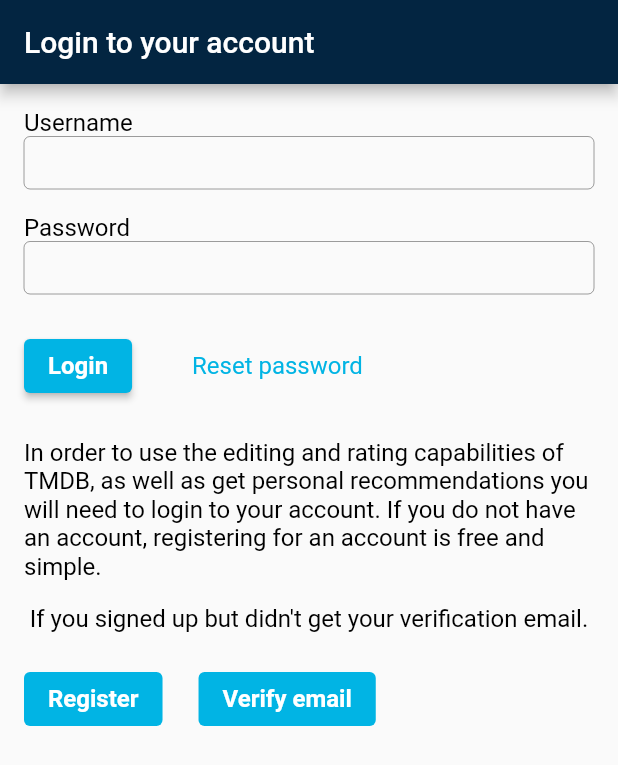
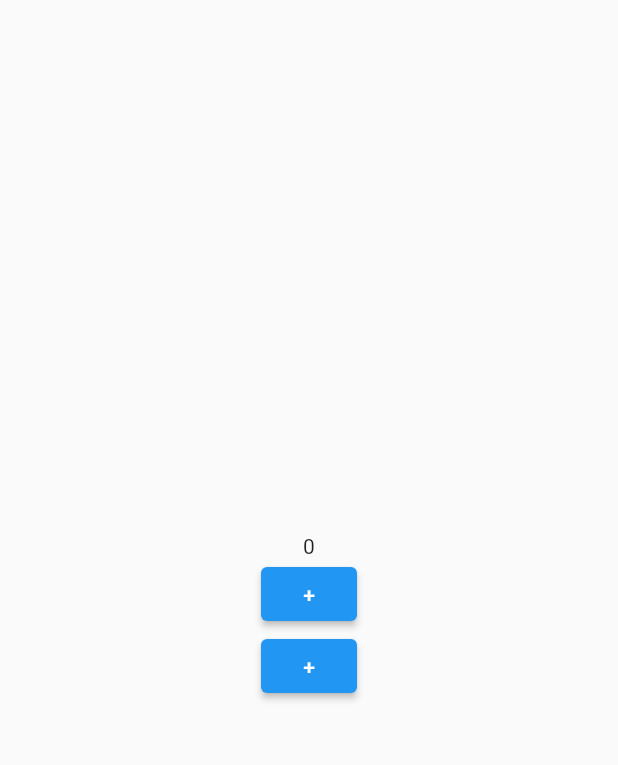
Before and after one commit to jstAga/startFlutter, a Flutter app: the screen it shows after launch, on a phone screen of 412 x 824 dp. Shown: the top 765 px of the screen. Run offline on Flutter 3.47's test engine with Material 2 defaults, Android fonts, the phone set to English and light mode, and no system bars; our stand-ins replace flutter_secure_storage, flutter_slidable, flutter_svg, hive, hive_flutter, shared_preferences and 1 more; accounts and stored records are empty.

Commit message:
add mvvmCounter sample

```diff
--- a/lib/app/app.dart
+++ b/lib/app/app.dart
@@ -1,9 +1,9 @@
 import 'package:flutter/material.dart';
 import 'package:flutter_localizations/flutter_localizations.dart';
-import 'package:start_flutter/app/app_model.dart';
+// import 'package:start_flutter/app/app_model.dart';
 
 import 'package:start_flutter/ui/main_navigation/main_navigation.dart';
-import 'package:start_flutter/ui/others/the_movie_db/ui/core/bases/base_providers.dart';
+// import 'package:start_flutter/ui/others/the_movie_db/ui/core/bases/base_providers.dart';
 import 'package:start_flutter/ui/others/the_movie_db/ui/core/movie_db_constants.dart';
 
 class App extends StatelessWidget {
@@ -13,11 +13,12 @@ class App extends StatelessWidget {
 
   @override
   Widget build(BuildContext context) {
-    final model = InheritedProvider.read<AppModel>(context);
+    // final model = InheritedProvider.read<AppModel>(context);
     return MaterialApp(
       title: 'Flutter Demo',
       debugShowCheckedModeBanner: false,
-      initialRoute: _mainNavigation.initialRoute2(model?.isAuth == true),
+      // initialRoute: _mainNavigation.initialRoute2(model?.isAuth == true),
+      initialRoute: _mainNavigation.initialRoute,
       routes: _mainNavigation.routes,
       onGenerateRoute: _mainNavigation.onGenerateRoute,
       localizationsDelegates: const [
--- a/lib/ui/main_navigation/main_navigation.dart
+++ b/lib/ui/main_navigation/main_navigation.dart
@@ -1,4 +1,5 @@
 import 'package:flutter/material.dart';
+import 'package:provider/provider.dart';
 import 'package:start_flutter/ui/geek_tech/2month/hw6m2/hw6m2.dart';
 import 'package:start_flutter/ui/geek_tech/2month/hw7m2/hw7m2.dart';
 import 'package:start_flutter/ui/geek_tech/5month/love_calculator/data/remote/entity/love_response.dart';
@@ -17,6 +18,9 @@ import 'package:start_flutter/ui/others/todo_list/ui/group_form/group_form_widge
 import 'package:start_flutter/ui/others/todo_list/ui/groups/groups_widget.dart';
 import 'package:start_flutter/ui/others/todo_list/ui/task_from/task_form_widget.dart';
 import 'package:start_flutter/ui/others/todo_list/ui/tasks/tasks_widget.dart';
+import 'package:start_flutter/ui/others/mvvm_counter/ui/mvvm_counter/mvvm_counter_view_model.dart';
+import 'package:start_flutter/ui/others/mvvm_counter/ui/mvvm_counter/mvvm_counter_widget.dart';
+import 'package:start_flutter/ui/others/work_with_hive/ui/work_with_hive_widget.dart';
 
 abstract class MainNavigationRoutesNames {
   //geekTech
@@ -40,10 +44,14 @@ abstract class MainNavigationRoutesNames {
   static const groupForm = "todoList/groupForm";
   static const tasks = "todoList/tasks";
   static const taskForm = "todoList/tasks/taskForm";
+
+  static const workWithHttp = "workWithHttp";
+  static const mvvmCounter = "mvvmCounter";
 }
 
 class MainNavigation {
   // final initialRoute = MainNavigationRoutesNames.authMovieDb;
+  final initialRoute = MainNavigationRoutesNames.mvvmCounter;
 
   String initialRoute2(bool isAuth) => isAuth //movieDb
       ? MainNavigationRoutesNames.homeMovieDb
@@ -54,11 +62,13 @@ class MainNavigation {
     MainNavigationRoutesNames.hw6m2: (context) => const Hw6m2(),
     MainNavigationRoutesNames.hw7m2: (context) => const Hw7m2(),
     MainNavigationRoutesNames.telegramSettings: (context) => TelegramSettings(),
+
     //movieDb
     MainNavigationRoutesNames.authMovieDb: (context) =>
         NotifierProvider(create: () => AuthModel(), child: const AuthWidget()),
     MainNavigationRoutesNames.homeMovieDb: (context) => NotifierProvider(
         create: () => MovieHomeModel(), child: const MovieHomeWidget()),
+
     //love calculator
     MainNavigationRoutesNames.loveCalculator: (context) =>
         const LoveHomeWidget(),
@@ -67,9 +77,17 @@ class MainNavigation {
           ModalRoute.of(context)?.settings.arguments as LoveResponse;
       return LoveResultWidget(response: argument);
     },
+
     //todoList
     MainNavigationRoutesNames.groups: (context) => const GroupsWidget(),
     MainNavigationRoutesNames.groupForm: (context) => const GroupFormWidget(),
+
+    //workWithHttp
+    MainNavigationRoutesNames.workWithHttp: (context) =>
+        const WorkWithHiveWidget(),
+    //workWithHttp
+    MainNavigationRoutesNames.mvvmCounter: (context) => ChangeNotifierProvider(
+        create: (_) => MvvmCounterViewModel(), child: MvvmCounterWidget()),
   };
 
   Route<Object>? onGenerateRoute(RouteSettings settings) {
@@ -86,8 +104,10 @@ class MainNavigation {
       case MainNavigationRoutesNames.movieTrailer:
         return MaterialPageRoute(builder: (context) {
           final args = settings.arguments;
-          final trailerKey = args is String? args : "";
-          return MovieTrailerWidget(trailerKey: trailerKey,);
+          final trailerKey = args is String ? args : "";
+          return MovieTrailerWidget(
+            trailerKey: trailerKey,
+          );
         });
       //love calculator
       case MainNavigationRoutesNames.loveCalculatorResult:
--- /dev/null
+++ b/lib/ui/others/mvvm_counter/ui/data_providers/user_data_provider/user_data_provider.dart
@@ -0,0 +1,16 @@
+import 'package:shared_preferences/shared_preferences.dart';
+import 'package:start_flutter/ui/others/mvvm_counter/ui/entity/user/user.dart';
+
+class UserDataProvider {
+  final  pref =SharedPreferences.getInstance();
+  var user = User(age: 0);
+
+  Future<User> loadUser() async {
+    final age = (await pref).getInt("val") ?? 0;
+    return User(age: age);
+  }
+
+  Future<void> saveUser(User user) async {
+    (await pref).setInt("val", user.age);
+  }
+}
--- /dev/null
+++ b/lib/ui/others/mvvm_counter/ui/mvvm_counter/mvvm_counter_view_model.dart
@@ -0,0 +1,41 @@
+import 'package:flutter/cupertino.dart';
+import 'package:start_flutter/ui/others/mvvm_counter/ui/mvvm_counter/repository/mvvm_counter_repository.dart';
+
+class MvvmCounterViewModelState {
+  final String ageTitle;
+
+  MvvmCounterViewModelState({required this.ageTitle});
+}
+
+class MvvmCounterViewModel extends ChangeNotifier {
+  MvvmCounterViewModel() {
+    _loadUser();
+  }
+
+  final _repository = MvvmCounterRepository();
+  var _state = MvvmCounterViewModelState(ageTitle: '0');
+
+  MvvmCounterViewModelState get state => _state;
+
+  void _updateState() {
+    final user = _repository.user;
+    _state = MvvmCounterViewModelState(ageTitle: user.age.toString());
+    notifyListeners();
+  }
+
+  Future<void> _loadUser() async {
+    // await UserDataProvider().loadUser();
+    await _repository.initialize();
+    _updateState();
+  }
+
+  Future<void> onIncrementBtnPressed() async {
+    _repository.incAge();
+    _updateState();
+  }
+
+  Future<void> onDecrementBtnPressed() async {
+    _repository.decAge();
+    _updateState();
+  }
+}
--- /dev/null
+++ b/lib/ui/others/mvvm_counter/ui/mvvm_counter/mvvm_counter_widget.dart
@@ -0,0 +1,60 @@
+import 'package:flutter/material.dart';
+import 'package:provider/provider.dart';
+import 'package:start_flutter/ui/others/mvvm_counter/ui/mvvm_counter/mvvm_counter_view_model.dart';
+
+class MvvmCounterWidget extends StatelessWidget {
+  const MvvmCounterWidget({super.key});
+
+  @override
+  Widget build(BuildContext context) {
+    return const Scaffold(
+      body: SafeArea(
+        child: Center(
+          child: Column(
+            mainAxisSize: MainAxisSize.min,
+            children: [
+              _Title(),
+              _BtnValueInc(),
+              _BtnValueDec(),
+            ],
+          ),
+        ),
+      ),
+    );
+  }
+}
+
+class _BtnValueInc extends StatelessWidget {
+  const _BtnValueInc();
+
+  @override
+  Widget build(BuildContext context) {
+    final viewModel = context.read<MvvmCounterViewModel>();
+    return ElevatedButton(
+        onPressed: () => viewModel.onIncrementBtnPressed(),
+        child: const Text("+"));
+  }
+}
+
+class _BtnValueDec extends StatelessWidget {
+  const _BtnValueDec();
+
+  @override
+  Widget build(BuildContext context) {
+    final viewModel = context.read<MvvmCounterViewModel>();
+    return ElevatedButton(
+        onPressed: () => viewModel.onDecrementBtnPressed(),
+        child: const Text("+"));
+  }
+}
+
+class _Title extends StatelessWidget {
+  const _Title();
+
+  @override
+  Widget build(BuildContext context) {
+    final value =
+        context.select((MvvmCounterViewModel vm) => vm.state.ageTitle);
+    return Text(value);
+  }
+}
--- /dev/null
+++ b/lib/ui/others/mvvm_counter/ui/mvvm_counter/repository/mvvm_counter_repository.dart
@@ -0,0 +1,25 @@
+import 'dart:math';
+
+import 'package:start_flutter/ui/others/mvvm_counter/ui/data_providers/user_data_provider/user_data_provider.dart';
+import 'package:start_flutter/ui/others/mvvm_counter/ui/entity/user/user.dart';
+
+class MvvmCounterRepository {
+  final _userDataProvider = UserDataProvider();
+  var _user = User(age: 0);
+
+  User get user => _user;
+
+  Future<void> initialize() async {
+    _user = await _userDataProvider.loadUser();
+  }
+
+  void incAge() {
+    user.copyWith(age: user.age++);
+    _userDataProvider.saveUser(_user);
+  }
+
+  void decAge() {
+    _user = user.copyWith(age: max(user.age - 1, 0));
+    _userDataProvider.saveUser(_user);
+  }
+}
--- a/pubspec.yaml
+++ b/pubspec.yaml
@@ -41,6 +41,8 @@ dependencies:
   flutter_slidable: ^3.0.0
   flutter_secure_storage: ^8.0.0
   youtube_player_flutter: ^8.1.2
+  provider: ^6.0.5
+  shared_preferences: ^2.2.0
 
   # The following adds the Cupertino Icons font to your application.
   # Use with the CupertinoIcons class for iOS style icons.
```
Also changed, not shown: lib/ui/others/mvvm_counter/ui/entity/user/user.dart (added, +13 -0 lines), pubspec.lock, 2 other files.
